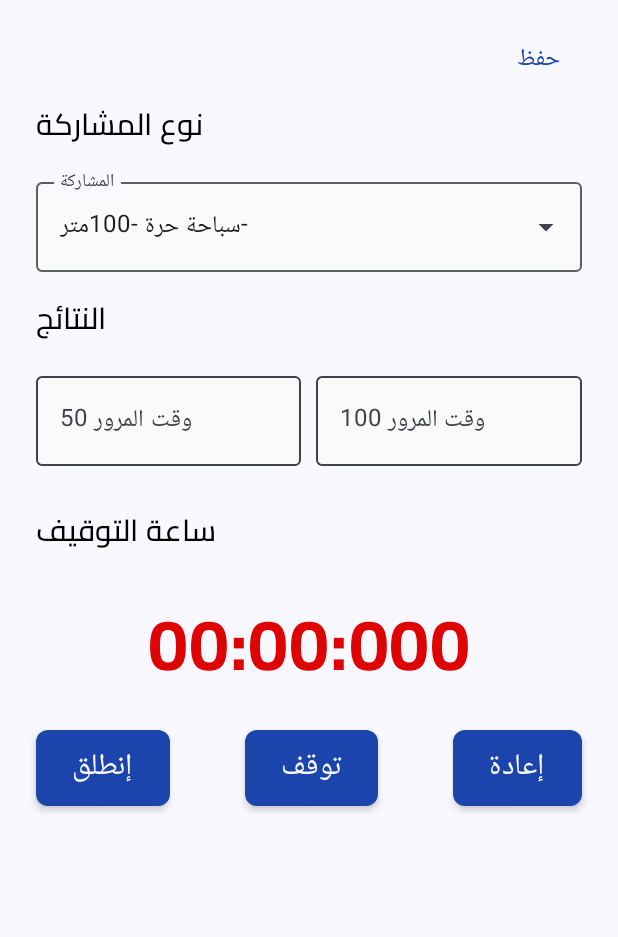
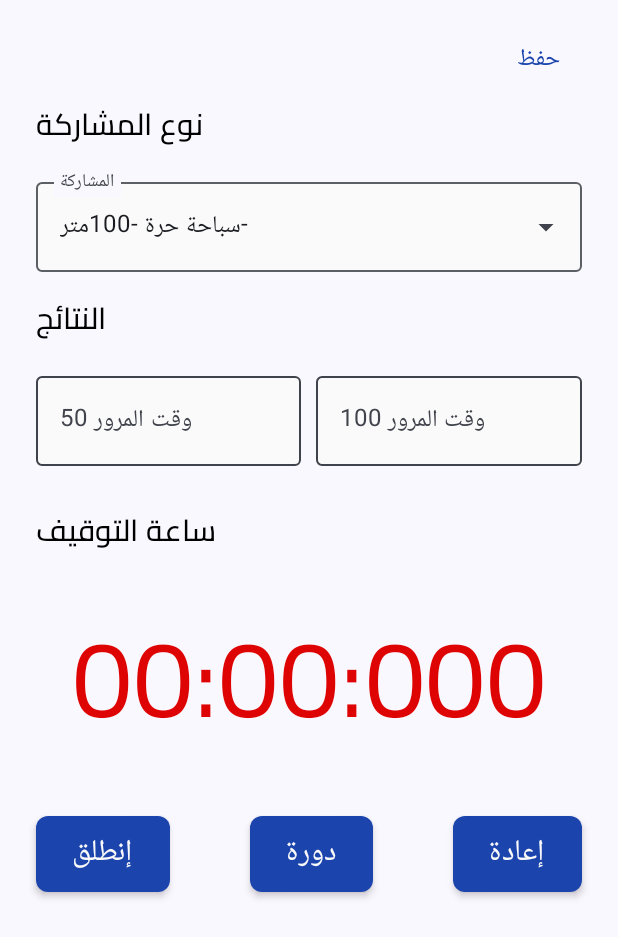
Before and after one commit to hzerrad/EPSSwim, an Android app built with Jetpack Compose: the composable ParticipationSheetContent shown on its own in the app's theme, on a phone screen of 412 x 824 dp. Shown: the top 937 px of the screen. Run offline under Robolectric (Android 15) with nearby library versions, the phone set to English and light mode, and no system bars; libraries missing offline, so code that uses them is left out: com.kizitonwose.calendar, java.text.

Commit message:
More modifications

```diff
--- a/app/src/main/java/com/example/epsswim/presentation/ui/common/screens/ParticipationDetailsScreen.kt
+++ b/app/src/main/java/com/example/epsswim/presentation/ui/common/screens/ParticipationDetailsScreen.kt
@@ -384,11 +384,11 @@ fun ParticipationSheetContent(onClick : () -> Unit) {
         )
         Text(
             text = stopWatchTime,
-            fontFamily = FontFamily(listOf(Font(R.font.cairo_bold))),
+            fontFamily = FontFamily(listOf(Font(R.font.cairo_regular))),
             modifier = Modifier
                 .align(Alignment.CenterHorizontally)
-                .padding(bottom = 12.dp),
-            fontSize = 48.sp,
+                .padding(bottom = 24.dp),
+            fontSize = 72.sp,
             color = MyRed
         )
         Row (
@@ -433,7 +433,7 @@ fun ParticipationSheetContent(onClick : () -> Unit) {
                 elevation = ButtonDefaults.buttonElevation(3.dp),
             ) {
                 Text(
-                    text = stringResource(R.string.stop),
+                    text = stringResource(R.string.lap),
                     fontWeight = FontWeight.Medium,
                     fontSize = 20.sp,
                 )
--- a/app/src/main/res/values/strings.xml
+++ b/app/src/main/res/values/strings.xml
@@ -51,4 +51,5 @@
     <string name="stop">توقف</string>
     <string name="reset">إعادة</string>
     <string name="stop_watch">ساعة التوقيف</string>
+    <string name="lap">دورة</string>
 </resources>
```
